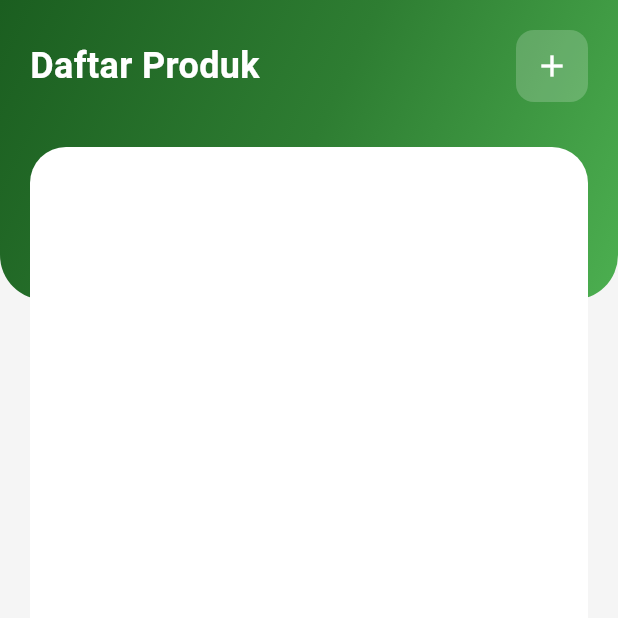
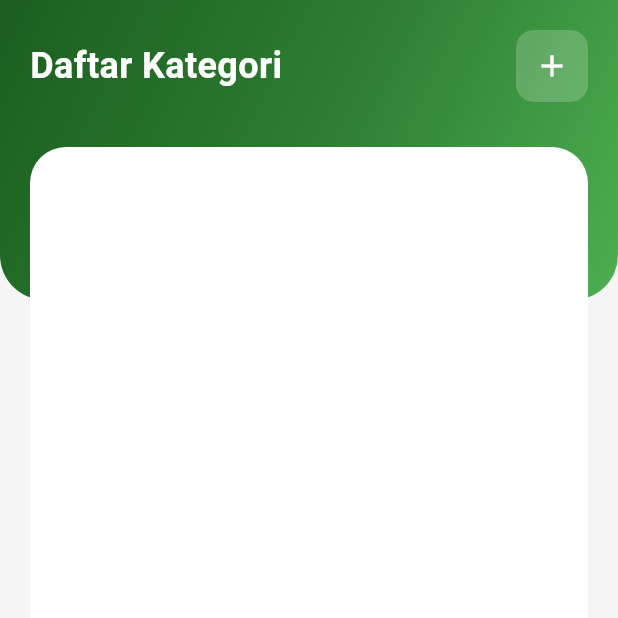
Before and after one commit to yusdi17/CuanTrack-Mobile, a Flutter app: the CategoryPage screen opened directly, on a phone screen of 412 x 824 dp, the top half of it. Run offline on Flutter 3.47's test engine with Material 3 defaults, Android fonts, the phone set to English and light mode, and no system bars; our stand-ins replace dio, fl_chart, shared_preferences; accounts and stored records are empty; network calls fail.

```diff
--- a/lib/page/all_transactions.dart
+++ b/lib/page/all_transactions.dart
@@ -142,8 +142,8 @@ class _AllTransactionsPageState extends State<AllTransactionsPage> {
                       columns: const [
                         DataColumn(label: Text('Tanggal', style: TextStyle(fontWeight: FontWeight.bold))),
                         DataColumn(label: Text('Kategori', style: TextStyle(fontWeight: FontWeight.bold))),
-                        DataColumn(label: Text('Total', style: TextStyle(fontWeight: FontWeight.bold))),
-                        DataColumn(label: Text('Fee', style: TextStyle(fontWeight: FontWeight.bold))),
+                        DataColumn(label: Text('Total Bayar', style: TextStyle(fontWeight: FontWeight.bold))),
+                        DataColumn(label: Text('Admin(Fee)', style: TextStyle(fontWeight: FontWeight.bold))),
                         DataColumn(label: Text('Catatan', style: TextStyle(fontWeight: FontWeight.bold))),
                         DataColumn(label: Text('Aksi', style: TextStyle(fontWeight: FontWeight.bold))), // <--- KOLOM BARU
                       ],
--- a/lib/page/category.dart
+++ b/lib/page/category.dart
@@ -191,7 +191,7 @@ class _CategoryPageState extends State<CategoryPage> {
                     mainAxisAlignment: MainAxisAlignment.spaceBetween,
                     children: [
                       const Text(
-                        "Daftar Produk", // Ubah judul jadi Produk
+                        "Daftar Kategori", // Ubah judul jadi Produk
                         style: TextStyle(fontSize: 24, fontWeight: FontWeight.bold, color: Colors.white),
                       ),
                       Container(
--- a/lib/page/dashboard.dart
+++ b/lib/page/dashboard.dart
@@ -180,13 +180,13 @@ class _DashboardPageState extends State<DashboardPage> {
                     Row(
                       children: [
                         Expanded(child: _buildSummaryCard(
-                          title: "Pemasukan",
+                          title: "Pendapatan Kotor",
                           amount: _isLoading ? "..." : currencyFormatter.format(_grossIncome),
                           icon: Icons.arrow_downward_rounded, color: Colors.blueAccent, textColor: Colors.blue[900]!
                         )),
                         const SizedBox(width: 16),
                         Expanded(child: _buildSummaryCard(
-                          title: "Keuntungan",
+                          title: "Pendapatan Bersih",
                           amount: _isLoading ? "..." : currencyFormatter.format(_netIncome),
                           icon: Icons.wallet, color: const Color(0xFF2E7D32), textColor: Colors.green[900]!
                         )),
```
Also changed, not shown: 1 other file.
